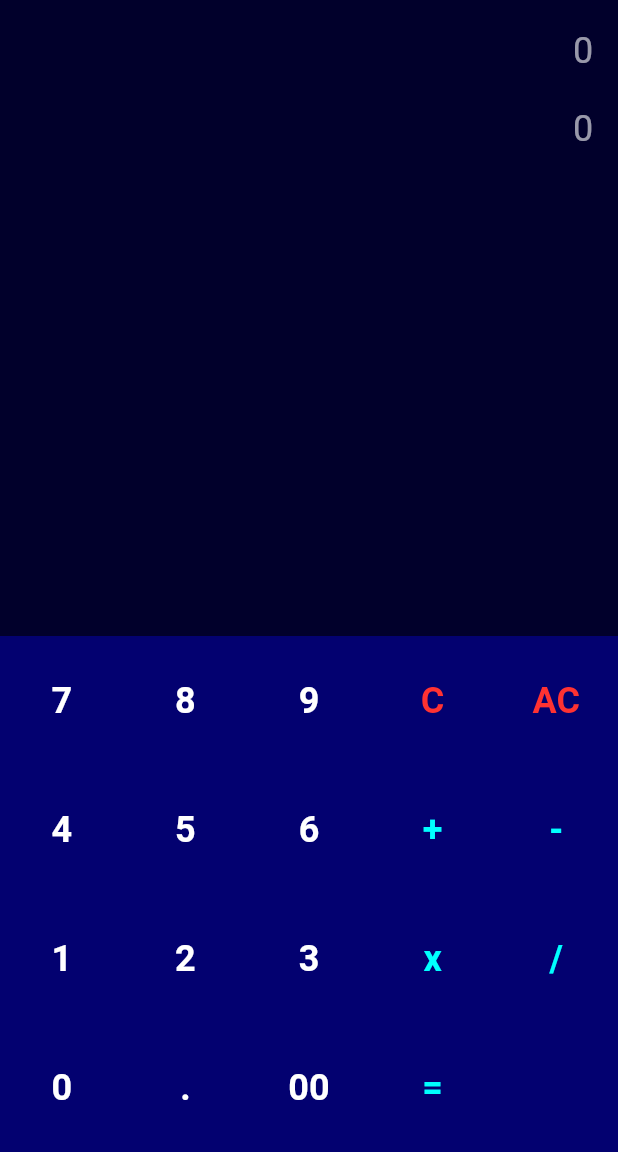
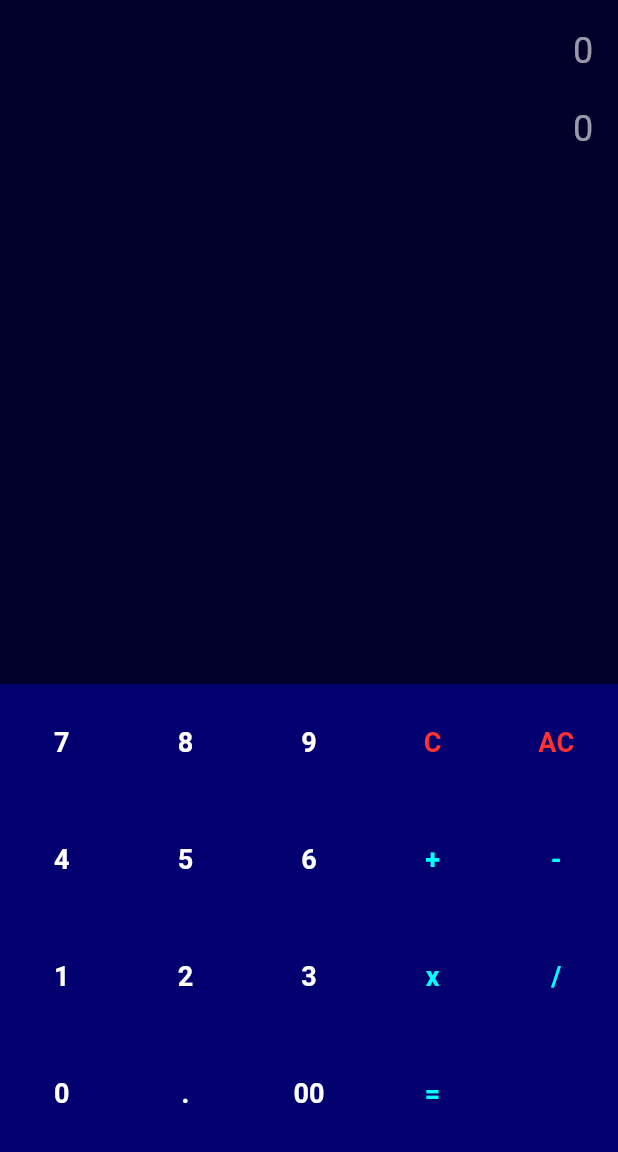
Before and after one commit to DevJ2K/piscine_mobile_42, a Flutter app: the screen it shows after launch, on a phone screen of 412 x 824 dp, the part 84-1236 px from its top. Run offline on Flutter 3.47's test engine with Material 3 defaults, Android fonts, the light colour scheme and no system bars; our stand-ins replace math_expressions.

Commit message:
kill last overflow

```diff
--- a/mobileModule00/calculator_proj/lib/main.dart
+++ b/mobileModule00/calculator_proj/lib/main.dart
@@ -234,7 +234,7 @@ class MyTouch extends StatelessWidget {
           style: TextStyle(
             color: color ?? MyColors.primaryColor,
             fontWeight: FontWeight.w700,
-            fontSize: 24,
+            fontSize: 18,
           ),
         ),
       ),
```
